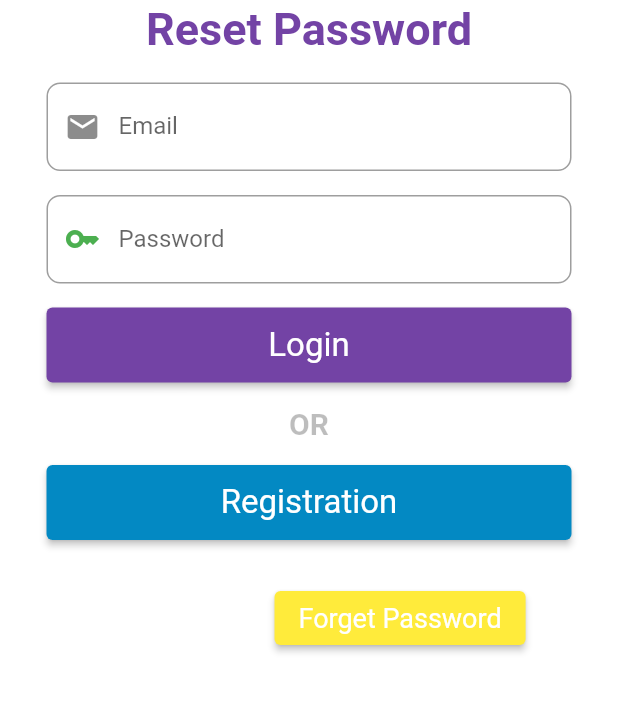
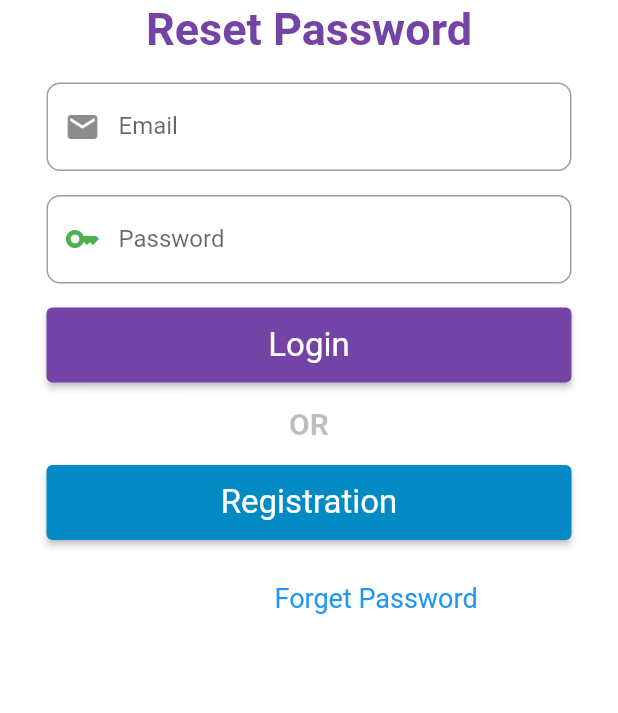
Before and after one commit to yasseribrahim/flutter-univenty-app, a Flutter app: the screen it shows after launch, on a phone screen of 412 x 824 dp, the part 495-1208 px from its top. Run offline on Flutter 3.47's test engine with Material 2 defaults, Android fonts, the phone set to English and light mode, and no system bars; our stand-ins replace firebase_auth, firebase_core, fluttertoast, form_field_validator; missing offline and left inert: firebase_ui_auth; accounts and stored records are empty.

Commit message:
fix android running

```diff
--- a/lib/screens/home_screen.dart
+++ b/lib/screens/home_screen.dart
@@ -1,6 +1,6 @@
 import 'package:flutter/material.dart';
 import 'package:univenty/auth.dart';
-import 'package:univenty/splash_screen.dart';
+import 'package:univenty/main.dart';
 
 class HomeScreen extends StatelessWidget {
   final authHandler = new Auth();
--- a/lib/screens/login_screen.dart
+++ b/lib/screens/login_screen.dart
@@ -1,4 +1,5 @@
 import 'package:firebase_auth/firebase_auth.dart';
+import 'package:flutter/gestures.dart';
 import 'package:flutter/material.dart';
 import 'package:form_field_validator/form_field_validator.dart';
 import 'package:univenty/screens/forgot_password_screen.dart';
@@ -197,24 +198,24 @@ class _LoginScreenState extends State<LoginScreen> {
                           Container(
                               margin: EdgeInsets.fromLTRB(150, 0, 0, 0),
                               padding: EdgeInsets.fromLTRB(10, 20, 10, 20),
-                              child: ElevatedButton(
-                                style: ElevatedButton.styleFrom(
-                                  textStyle: const TextStyle(fontSize: 20),
-                                  backgroundColor: Colors.yellow,
+                              child: RichText(
+                                text: TextSpan(
+                                  style: TextStyle(color: Colors.blue, fontSize: 18),
+                                  children: <TextSpan>[
+                                    TextSpan(
+                                        text: 'Forget Password',
+                                        style: TextStyle(color: Colors.blue, fontSize: 18),
+                                        recognizer: TapGestureRecognizer()
+                                          ..onTap = () {
+                                            Navigator.push(
+                                                context,
+                                                new MaterialPageRoute(
+                                                    builder: (context) =>
+                                                    new ForgotPasswordScreen()));
+                                          })
+                                  ],
                                 ),
-                                onPressed: () {
-                                  Navigator.push(
-                                      context,
-                                      new MaterialPageRoute(
-                                          builder: (context) =>
-                                          new ForgotPasswordScreen()));
-                                },
-                                child: const Text(
-                                  'Forget Password',
-                                  style: TextStyle(
-                                      color: Colors.white, fontSize: 18),
-                                ),
-                              ))
+                              )),
                         ]),
                   )),
             ),
--- a/lib/screens/registration_screen.dart
+++ b/lib/screens/registration_screen.dart
@@ -107,6 +107,9 @@ class _RegistrationScreenState extends State<RegistrationScreen> {
                             padding: const EdgeInsets.all(12.0),
                             child: TextFormField(
                               controller: controllerPassword,
+                              obscureText: true,
+                              enableSuggestions: false,
+                              autocorrect: false,
                               validator: MultiValidator([
                                 RequiredValidator(
                                     errorText: 'Please enter Password'),
```
Also changed, not shown: lib/main.dart (renamed from lib/splash_screen.dart).
